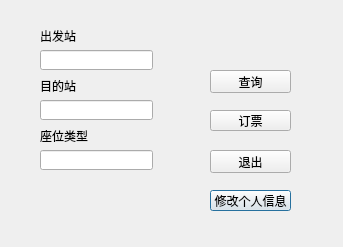
Qt form src/Cpluspluswork/user.ui (wutb15/C-work) before a commit.
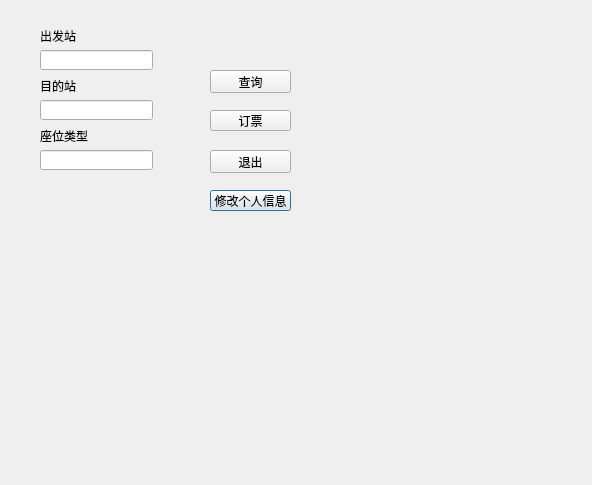
The same form after that commit.

```diff
--- a/src/Cpluspluswork/user.ui
+++ b/src/Cpluspluswork/user.ui
@@ -6,8 +6,8 @@
    <rect>
     <x>0</x>
     <y>0</y>
-    <width>343</width>
-    <height>247</height>
+    <width>592</width>
+    <height>485</height>
    </rect>
   </property>
   <property name="windowTitle">
```
